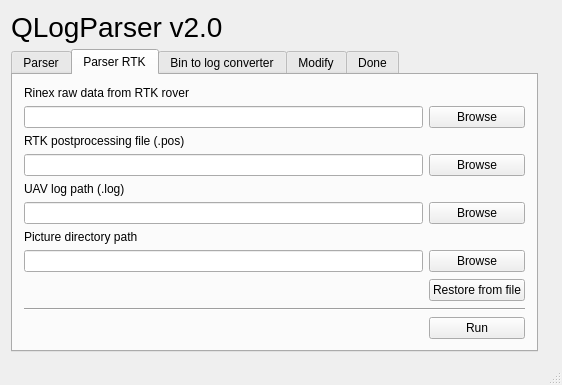
Above: mainwindow.ui from ABarnasFLY/QLogNEU before the change. Below: the same form after it.
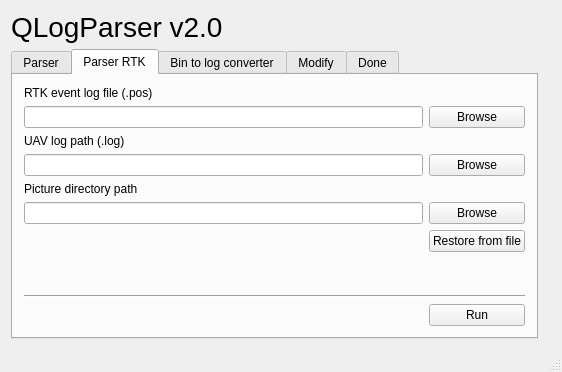
That is the form after the change.

Commit message: Change source of rtk tag to event log in pos file

Patch:
```diff
--- a/mainwindow.ui
+++ b/mainwindow.ui
@@ -7,7 +7,7 @@
     <x>0</x>
     <y>0</y>
     <width>562</width>
-    <height>351</height>
+    <height>372</height>
    </rect>
   </property>
   <property name="windowTitle">
@@ -119,89 +119,72 @@
         <string>Parser RTK</string>
        </attribute>
        <layout class="QGridLayout" name="gridLayout_4">
-        <item row="8" column="2">
+        <item row="6" column="2">
          <widget class="QPushButton" name="pb_rin_pics">
           <property name="text">
            <string>Browse</string>
           </property>
          </widget>
         </item>
-        <item row="4" column="1">
+        <item row="2" column="1">
          <widget class="QLabel" name="label_10">
           <property name="text">
            <string>UAV log path (.log)</string>
           </property>
          </widget>
         </item>
-        <item row="3" column="2">
-         <widget class="QPushButton" name="pb_rin_pos">
-          <property name="text">
-           <string>Browse</string>
-          </property>
-         </widget>
-        </item>
-        <item row="0" column="1">
-         <widget class="QLabel" name="label_8">
-          <property name="text">
-           <string>Rinex raw data from RTK rover</string>
-          </property>
-         </widget>
-        </item>
         <item row="1" column="2">
-         <widget class="QPushButton" name="pb_rin_rinex">
+         <widget class="QPushButton" name="pb_rin_pos">
           <property name="text">
            <string>Browse</string>
           </property>
          </widget>
         </item>
-        <item row="5" column="2">
+        <item row="3" column="2">
          <widget class="QPushButton" name="pb_rin_log">
           <property name="text">
            <string>Browse</string>
           </property>
          </widget>
         </item>
-        <item row="3" column="1">
+        <item row="1" column="1">
          <widget class="QLineEdit" name="le_rin_pos"/>
         </item>
-        <item row="2" column="1">
+        <item row="0" column="1">
          <widget class="QLabel" name="label_9">
           <property name="text">
-           <string>RTK postprocessing file (.pos)</string>
+           <string>RTK event log file (.pos)</string>
           </property>
          </widget>
         </item>
-        <item row="5" column="1">
+        <item row="3" column="1">
          <widget class="QLineEdit" name="le_rin_log"/>
         </item>
-        <item row="7" column="1">
+        <item row="5" column="1">
          <widget class="QLabel" name="label_11">
           <property name="text">
            <string>Picture directory path</string>
           </property>
          </widget>
         </item>
-        <item row="8" column="1">
+        <item row="6" column="1">
          <widget class="QLineEdit" name="le_rin_pics"/>
         </item>
-        <item row="1" column="1">
-         <widget class="QLineEdit" name="le_rin_rinex"/>
-        </item>
-        <item row="11" column="2">
+        <item row="10" column="2">
          <widget class="QPushButton" name="pb_rin_run">
           <property name="text">
            <string>Run</string>
           </property>
          </widget>
         </item>
-        <item row="10" column="1" colspan="2">
+        <item row="9" column="1" colspan="2">
          <widget class="Line" name="line_5">
           <property name="orientation">
            <enum>Qt::Horizontal</enum>
           </property>
          </widget>
         </item>
-        <item row="9" column="1">
+        <item row="8" column="1">
          <spacer name="verticalSpacer_2">
           <property name="orientation">
            <enum>Qt::Vertical</enum>
@@ -214,7 +197,7 @@
           </property>
          </spacer>
         </item>
-        <item row="9" column="2">
+        <item row="7" column="2">
          <widget class="QPushButton" name="pb_rin_restore">
           <property name="text">
            <string>Restore from file</string>
```
The commit also changes 10 other files.
